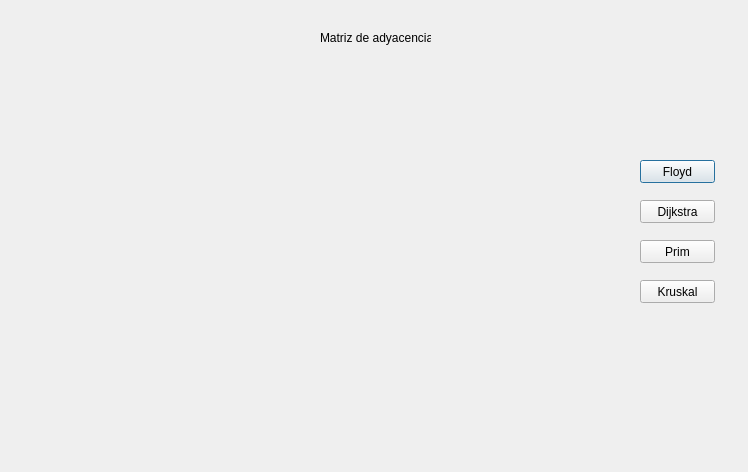
Before: the Qt Designer form matrizaerolinea.ui in pacheevb/ED_Proyecto2, drawn with Qt 5.
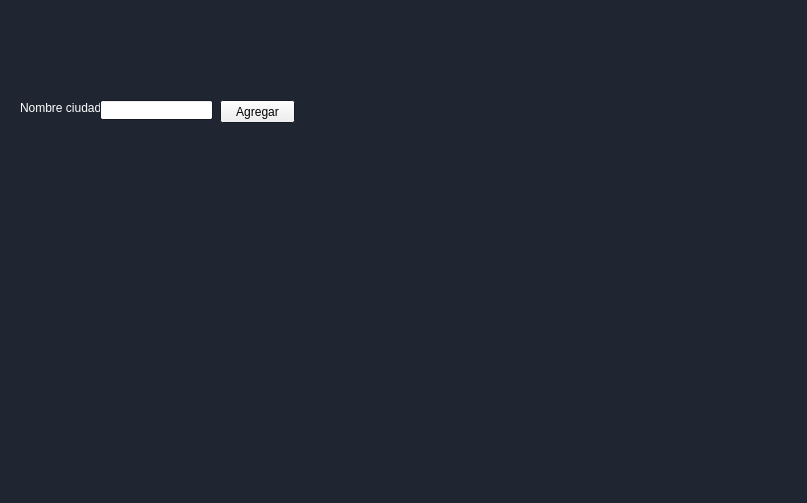
After: the same form once the commit is applied. Icons and pictures are not drawn.

Diff of the .ui file:
```diff
--- a/matrizaerolinea.ui
+++ b/matrizaerolinea.ui
@@ -6,78 +6,309 @@
    <rect>
     <x>0</x>
     <y>0</y>
-    <width>748</width>
-    <height>472</height>
+    <width>807</width>
+    <height>503</height>
    </rect>
   </property>
+  <property name="palette">
+   <palette>
+    <active>
+     <colorrole role="Base">
+      <brush brushstyle="SolidPattern">
+       <color alpha="255">
+        <red>255</red>
+        <green>255</green>
+        <blue>255</blue>
+       </color>
+      </brush>
+     </colorrole>
+     <colorrole role="Window">
+      <brush brushstyle="SolidPattern">
+       <color alpha="255">
+        <red>31</red>
+        <green>37</green>
+        <blue>49</blue>
+       </color>
+      </brush>
+     </colorrole>
+    </active>
+    <inactive>
+     <colorrole role="Base">
+      <brush brushstyle="SolidPattern">
+       <color alpha="255">
+        <red>255</red>
+        <green>255</green>
+        <blue>255</blue>
+       </color>
+      </brush>
+     </colorrole>
+     <colorrole role="Window">
+      <brush brushstyle="SolidPattern">
+       <color alpha="255">
+        <red>31</red>
+        <green>37</green>
+        <blue>49</blue>
+       </color>
+      </brush>
+     </colorrole>
+    </inactive>
+    <disabled>
+     <colorrole role="Base">
+      <brush brushstyle="SolidPattern">
+       <color alpha="255">
+        <red>31</red>
+        <green>37</green>
+        <blue>49</blue>
+       </color>
+      </brush>
+     </colorrole>
+     <colorrole role="Window">
+      <brush brushstyle="SolidPattern">
+       <color alpha="255">
+        <red>31</red>
+        <green>37</green>
+        <blue>49</blue>
+       </color>
+      </brush>
+     </colorrole>
+    </disabled>
+   </palette>
+  </property>
   <property name="windowTitle">
    <string>Dialog</string>
   </property>
   <widget class="QLabel" name="label">
    <property name="geometry">
     <rect>
-     <x>320</x>
-     <y>30</y>
-     <width>111</width>
-     <height>16</height>
+     <x>160</x>
+     <y>20</y>
+     <width>481</width>
+     <height>41</height>
     </rect>
    </property>
    <property name="text">
-    <string>Matriz de adyacencia:</string>
+    <string/>
+   </property>
+   <property name="pixmap">
+    <pixmap resource="recursos.qrc">:/Recursos/lb_matriz.png</pixmap>
+   </property>
+   <property name="scaledContents">
+    <bool>true</bool>
    </property>
   </widget>
   <widget class="QPushButton" name="pushButton">
    <property name="geometry">
     <rect>
-     <x>640</x>
-     <y>160</y>
+     <x>690</x>
+     <y>260</y>
      <width>75</width>
-     <height>23</height>
+     <height>41</height>
     </rect>
    </property>
    <property name="text">
-    <string>Floyd</string>
+    <string/>
+   </property>
+   <property name="flat">
+    <bool>true</bool>
    </property>
   </widget>
   <widget class="QPushButton" name="btn_dijkstra">
    <property name="geometry">
     <rect>
-     <x>640</x>
-     <y>200</y>
+     <x>690</x>
+     <y>320</y>
      <width>75</width>
-     <height>23</height>
+     <height>41</height>
     </rect>
    </property>
    <property name="text">
-    <string>Dijkstra</string>
+    <string/>
+   </property>
+   <property name="flat">
+    <bool>true</bool>
    </property>
   </widget>
   <widget class="QPushButton" name="btn_prim">
    <property name="geometry">
     <rect>
-     <x>640</x>
-     <y>240</y>
+     <x>690</x>
+     <y>380</y>
      <width>75</width>
-     <height>23</height>
+     <height>41</height>
     </rect>
    </property>
    <property name="text">
-    <string>Prim</string>
+    <string/>
+   </property>
+   <property name="flat">
+    <bool>true</bool>
    </property>
   </widget>
   <widget class="QPushButton" name="btn_kruskal">
    <property name="geometry">
     <rect>
-     <x>640</x>
-     <y>280</y>
+     <x>690</x>
+     <y>440</y>
+     <width>75</width>
+     <height>41</height>
+    </rect>
+   </property>
+   <property name="text">
+    <string/>
+   </property>
+   <property name="flat">
+    <bool>true</bool>
+   </property>
+  </widget>
+  <widget class="QLabel" name="label_2">
+   <property name="geometry">
+    <rect>
+     <x>20</x>
+     <y>100</y>
+     <width>81</width>
+     <height>16</height>
+    </rect>
+   </property>
+   <property name="palette">
+    <palette>
+     <active>
+      <colorrole role="WindowText">
+       <brush brushstyle="SolidPattern">
+        <color alpha="255">
+         <red>255</red>
+         <green>255</green>
+         <blue>255</blue>
+        </color>
+       </brush>
+      </colorrole>
+     </active>
+     <inactive>
+      <colorrole role="WindowText">
+       <brush brushstyle="SolidPattern">
+        <color alpha="255">
+         <red>255</red>
+         <green>255</green>
+         <blue>255</blue>
+        </color>
+       </brush>
+      </colorrole>
+     </inactive>
+     <disabled>
+      <colorrole role="WindowText">
+       <brush brushstyle="SolidPattern">
+        <color alpha="255">
+         <red>120</red>
+         <green>120</green>
+         <blue>120</blue>
+        </color>
+       </brush>
+      </colorrole>
+     </disabled>
+    </palette>
+   </property>
+   <property name="text">
+    <string>Nombre ciudad:</string>
+   </property>
+  </widget>
+  <widget class="QLineEdit" name="lineEdit">
+   <property name="geometry">
+    <rect>
+     <x>100</x>
+     <y>100</y>
+     <width>113</width>
+     <height>20</height>
+    </rect>
+   </property>
+  </widget>
+  <widget class="QPushButton" name="btn_agregarCiudad">
+   <property name="geometry">
+    <rect>
+     <x>220</x>
+     <y>100</y>
      <width>75</width>
      <height>23</height>
     </rect>
    </property>
    <property name="text">
-    <string>Kruskal</string>
+    <string>Agregar</string>
    </property>
   </widget>
+  <widget class="QLabel" name="label_3">
+   <property name="geometry">
+    <rect>
+     <x>670</x>
+     <y>260</y>
+     <width>121</width>
+     <height>51</height>
+    </rect>
+   </property>
+   <property name="text">
+    <string/>
+   </property>
+   <property name="pixmap">
+    <pixmap resource="recursos.qrc">:/Recursos/btn_floyd.png</pixmap>
+   </property>
+  </widget>
+  <widget class="QLabel" name="label_4">
+   <property name="geometry">
+    <rect>
+     <x>670</x>
+     <y>320</y>
+     <width>121</width>
+     <height>51</height>
+    </rect>
+   </property>
+   <property name="text">
+    <string/>
+   </property>
+   <property name="pixmap">
+    <pixmap resource="recursos.qrc">:/Recursos/btn_dijkstra.png</pixmap>
+   </property>
+  </widget>
+  <widget class="QLabel" name="label_5">
+   <property name="geometry">
+    <rect>
+     <x>670</x>
+     <y>380</y>
+     <width>121</width>
+     <height>51</height>
+    </rect>
+   </property>
+   <property name="text">
+    <string/>
+   </property>
+   <property name="pixmap">
+    <pixmap resource="recursos.qrc">:/Recursos/btn_prim.png</pixmap>
+   </property>
+  </widget>
+  <widget class="QLabel" name="label_6">
+   <property name="geometry">
+    <rect>
+     <x>670</x>
+     <y>440</y>
+     <width>121</width>
+     <height>51</height>
+    </rect>
+   </property>
+   <property name="text">
+    <string/>
+   </property>
+   <property name="pixmap">
+    <pixmap resource="recursos.qrc">:/Recursos/btn_kuskal.png</pixmap>
+   </property>
+  </widget>
+  <zorder>label</zorder>
+  <zorder>label_2</zorder>
+  <zorder>lineEdit</zorder>
+  <zorder>btn_agregarCiudad</zorder>
+  <zorder>label_3</zorder>
+  <zorder>label_4</zorder>
+  <zorder>label_5</zorder>
+  <zorder>label_6</zorder>
+  <zorder>btn_prim</zorder>
+  <zorder>btn_floyd</zorder>
+  <zorder>btn_dijkstra</zorder>
+  <zorder>btn_kruskal</zorder>
  </widget>
  <resources/>
  <connections/>
```
Left out of the diff: 6 changed lines with no effect on the pictures.
